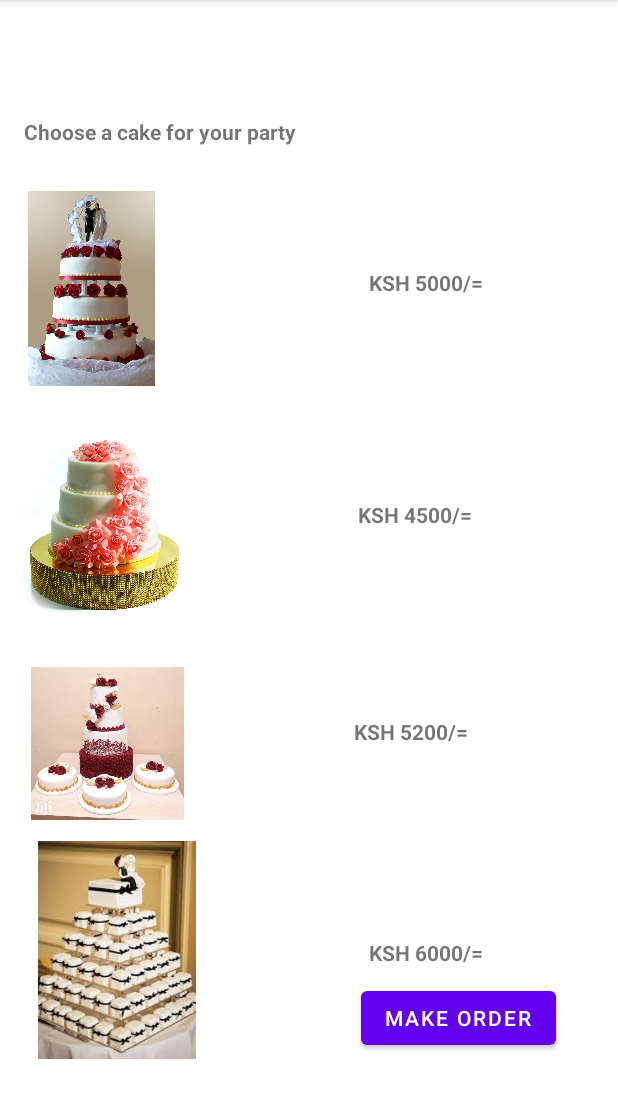
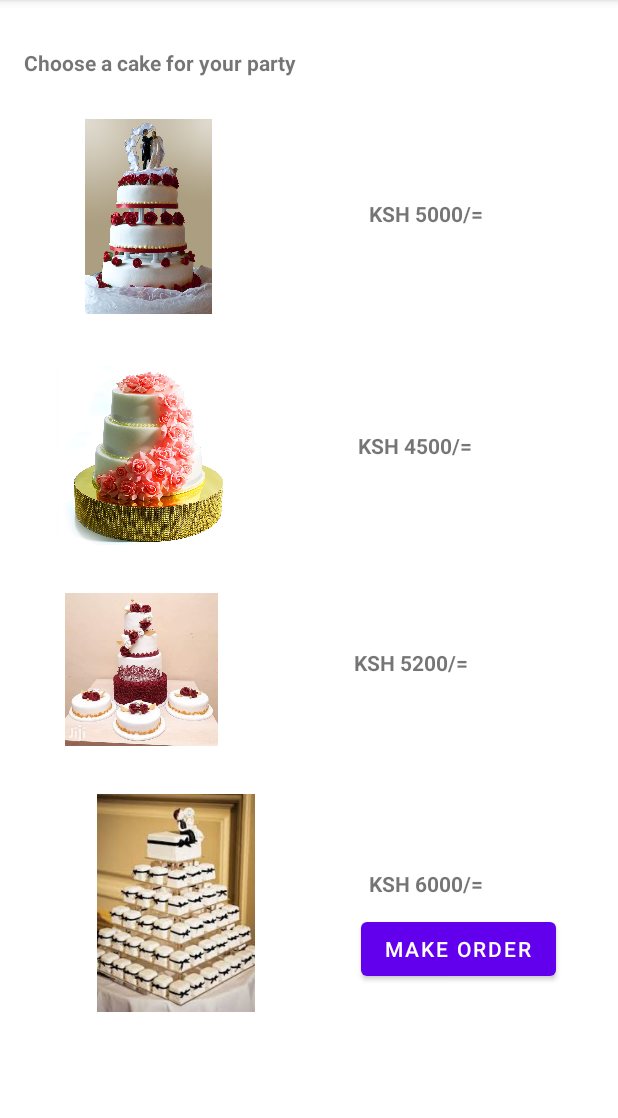
Before and after one commit to abinsinguza-dallen/ANDROIDproj2, an Android app: the WeddingActivity screen opened directly, with no data from a screen before it, on a phone screen of 412 x 824 dp, the part 84-1202 px from its top. Run offline under Robolectric (Android 15) with nearby library versions, the phone set to English and light mode, and no system bars.

Commit message:
first commit

```diff
--- a/app/src/main/res/layout/activity_create_account.xml
+++ b/app/src/main/res/layout/activity_create_account.xml
@@ -46,11 +46,10 @@
         android:layout_width="0dp"
         android:layout_height="wrap_content"
         android:layout_marginStart="16dp"
+        android:layout_marginTop="40dp"
         android:layout_marginEnd="16dp"
-        android:layout_marginTop="40dp"
         android:ems="10"
         android:inputType="textPersonName"
-        android:text="Name"
         app:layout_constraintEnd_toEndOf="parent"
         app:layout_constraintStart_toStartOf="parent"
         app:layout_constraintTop_toBottomOf="@+id/tvname" />
@@ -85,13 +84,12 @@
         android:id="@+id/etlastmane"
         android:layout_width="0dp"
         android:layout_height="wrap_content"
-        android:textStyle="bold"
         android:layout_marginStart="16dp"
         android:layout_marginTop="40dp"
         android:layout_marginEnd="16dp"
         android:ems="10"
         android:inputType="textPersonName"
-        android:text="Last Name"
+        android:textStyle="bold"
         app:layout_constraintEnd_toEndOf="parent"
         app:layout_constraintStart_toStartOf="parent"
         app:layout_constraintTop_toBottomOf="@+id/tvlastname" />
--- a/app/src/main/res/layout/activity_wedding.xml
+++ b/app/src/main/res/layout/activity_wedding.xml
@@ -11,10 +11,11 @@
         android:layout_width="0dp"
         android:layout_height="wrap_content"
         android:layout_marginStart="16dp"
+        android:layout_marginTop="32dp"
+        android:text="Choose a cake for your party"
         android:textStyle="bold"
-        android:layout_marginTop="78dp"
-        android:text="Choose a cake for your party"
         app:layout_constraintEnd_toEndOf="parent"
+        app:layout_constraintHorizontal_bias="0.0"
         app:layout_constraintStart_toStartOf="parent"
         app:layout_constraintTop_toTopOf="parent" />
 
@@ -22,9 +23,11 @@
         android:id="@+id/imgwed1"
         android:layout_width="119dp"
         android:layout_height="130dp"
-        android:layout_marginTop="30dp"
-        android:layout_marginEnd="125dp"
+        android:layout_marginStart="24dp"
+        android:layout_marginTop="28dp"
+        android:layout_marginEnd="72dp"
         app:layout_constraintEnd_toStartOf="@+id/tvwed1"
+        app:layout_constraintStart_toStartOf="parent"
         app:layout_constraintTop_toBottomOf="@+id/tvwedding"
         app:srcCompat="@drawable/wed2" />
 
@@ -32,9 +35,11 @@
         android:id="@+id/imgwed2"
         android:layout_width="126dp"
         android:layout_height="122dp"
-        android:layout_marginTop="29dp"
-        android:layout_marginEnd="111dp"
+        android:layout_marginStart="24dp"
+        android:layout_marginTop="32dp"
+        android:layout_marginEnd="76dp"
         app:layout_constraintEnd_toStartOf="@+id/tvwed2"
+        app:layout_constraintStart_toStartOf="parent"
         app:layout_constraintTop_toBottomOf="@+id/imgwed1"
         app:srcCompat="@drawable/wed3" />
 
@@ -42,9 +47,11 @@
         android:id="@+id/imgwed3"
         android:layout_width="109dp"
         android:layout_height="102dp"
-        android:layout_marginTop="36dp"
-        android:layout_marginEnd="110dp"
+        android:layout_marginStart="24dp"
+        android:layout_marginTop="32dp"
+        android:layout_marginEnd="72dp"
         app:layout_constraintEnd_toStartOf="@+id/tvwed3"
+        app:layout_constraintStart_toStartOf="parent"
         app:layout_constraintTop_toBottomOf="@+id/imgwed2"
         app:srcCompat="@drawable/wed4" />
 
@@ -52,9 +59,11 @@
         android:id="@+id/imgwed4"
         android:layout_width="152dp"
         android:layout_height="145dp"
-        android:layout_marginTop="14dp"
-        android:layout_marginEnd="92dp"
+        android:layout_marginStart="24dp"
+        android:layout_marginTop="32dp"
+        android:layout_marginEnd="36dp"
         app:layout_constraintEnd_toStartOf="@+id/tvwed4"
+        app:layout_constraintStart_toStartOf="parent"
         app:layout_constraintTop_toBottomOf="@+id/imgwed3"
         app:srcCompat="@drawable/wed6" />
 
```
Also changed, not shown: app/src/main/res/layout/activity_birthday.xml (+14 -2 lines), app/src/main/res/layout/activity_graduation.xml (+6 -6 lines).
